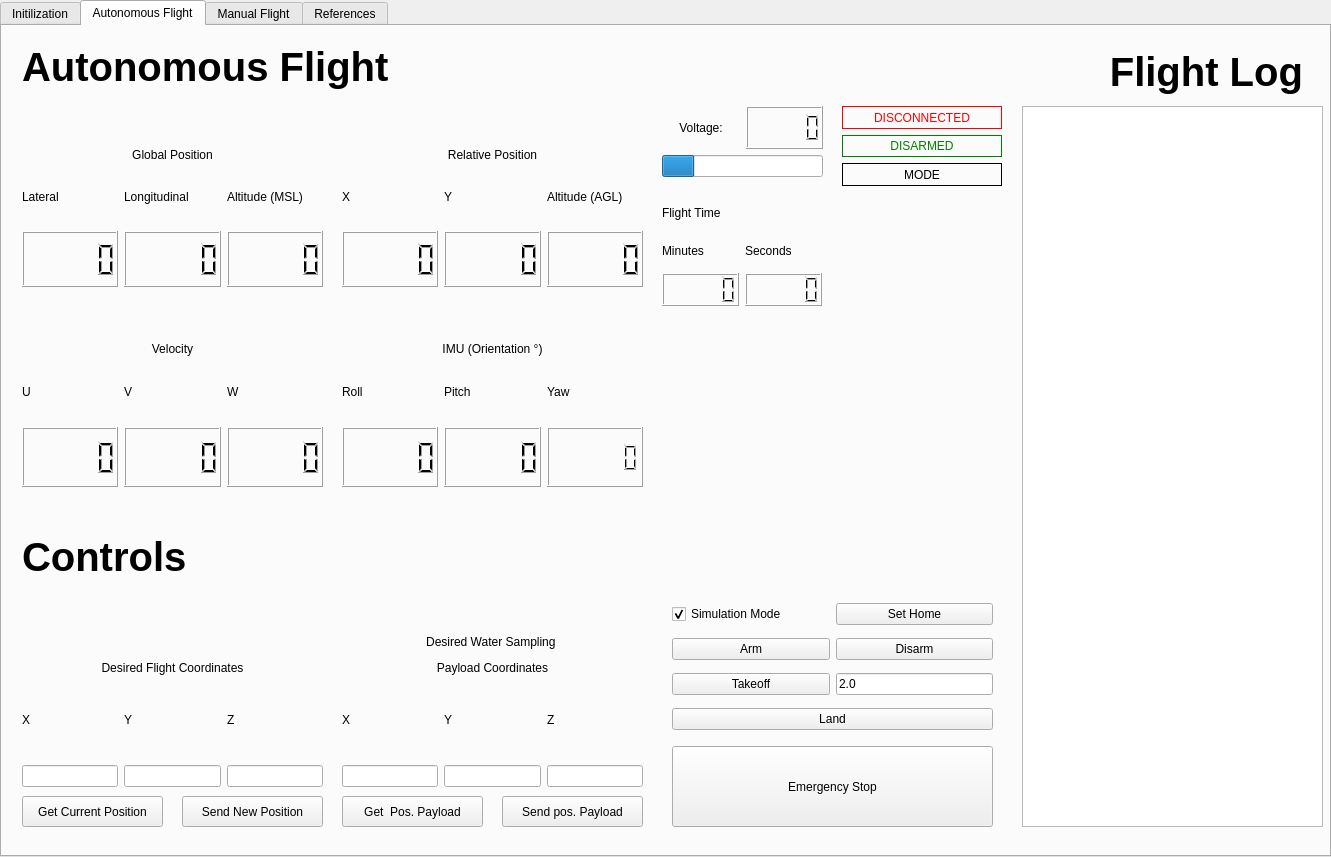
FSC-Lab/ground_station_gui, file src/GUI/GUI_Sampler.ui: the form before one commit.
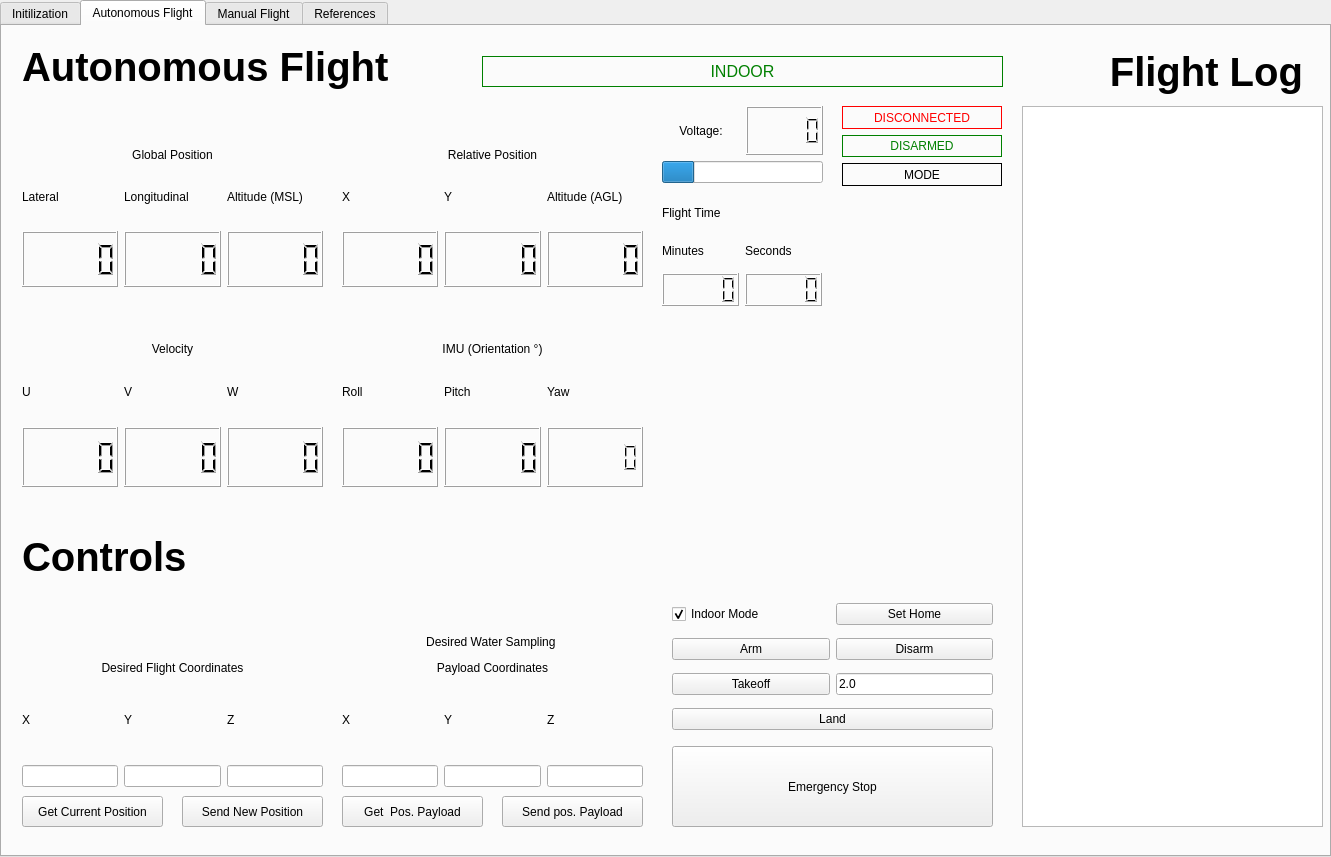
The form after the commit.

Commit message: update indoor outdoor logic

The edit to the form file:
```diff
--- a/src/GUI/GUI_Sampler.ui
+++ b/src/GUI/GUI_Sampler.ui
@@ -682,7 +682,7 @@
       <x>660</x>
       <y>80</y>
       <width>161</width>
-      <height>71</height>
+      <height>77</height>
      </rect>
     </property>
     <layout class="QGridLayout" name="BatLayout">
@@ -810,7 +810,7 @@
      <item row="0" column="0">
       <widget class="QCheckBox" name="SimulationMode">
        <property name="text">
-        <string>Simulation Mode</string>
+        <string>Indoor Mode</string>
        </property>
        <property name="checked">
         <bool>true</bool>
@@ -859,6 +859,36 @@
      </item>
     </layout>
    </widget>
+   <widget class="QLabel" name="StateSimulation">
+    <property name="geometry">
+     <rect>
+      <x>480</x>
+      <y>30</y>
+      <width>521</width>
+      <height>31</height>
+     </rect>
+    </property>
+    <property name="font">
+     <font>
+      <pointsize>12</pointsize>
+     </font>
+    </property>
+    <property name="styleSheet">
+     <string notr="true">color: green</string>
+    </property>
+    <property name="frameShape">
+     <enum>QFrame::Box</enum>
+    </property>
+    <property name="frameShadow">
+     <enum>QFrame::Plain</enum>
+    </property>
+    <property name="text">
+     <string>INDOOR</string>
+    </property>
+    <property name="alignment">
+     <set>Qt::AlignCenter</set>
+    </property>
+   </widget>
   </widget>
   <widget class="QWidget" name="ManualFlightManagment_Tab">
    <attribute name="title">
```
Left out of the diff: 26 changed lines with no effect on the pictures. The commit also changes 4 other files.
